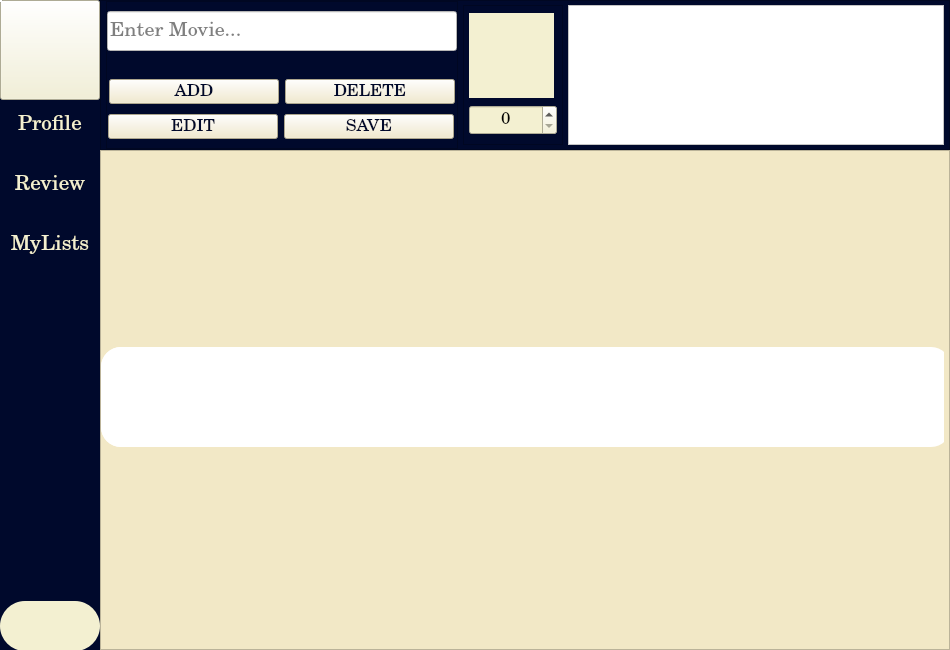
Before: the Qt Designer form ui_new/ReviewPageUi.ui in gkasita/LibMov_SEP, drawn with Qt 5.
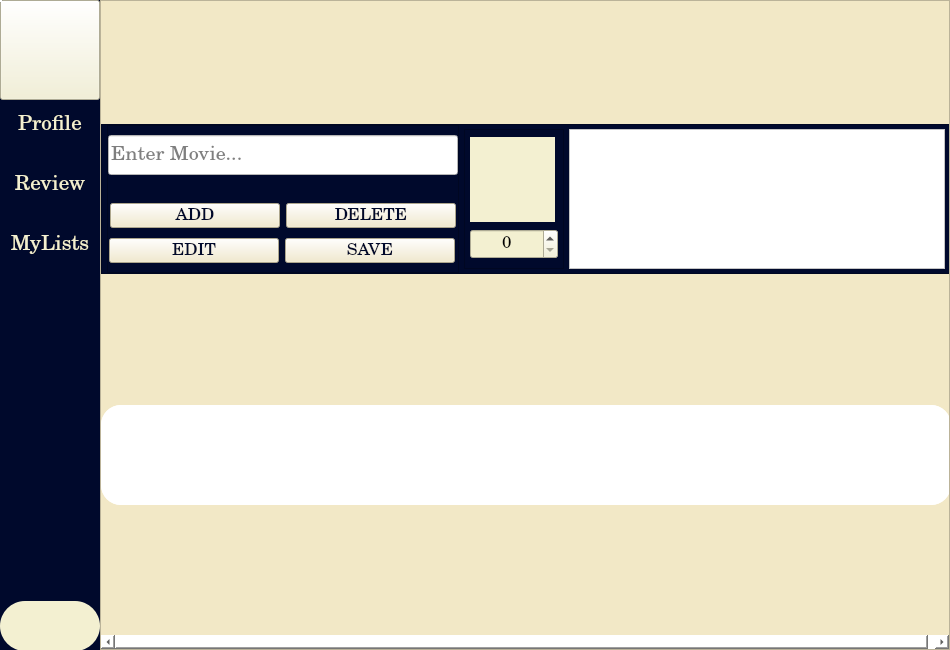
After: the same form once the commit is applied. Icons and pictures are not drawn.

```diff
--- a/ui_new/ReviewPageUi.ui
+++ b/ui_new/ReviewPageUi.ui
@@ -32,9 +32,9 @@
    <property name="geometry">
     <rect>
      <x>100</x>
-     <y>150</y>
+     <y>0</y>
      <width>850</width>
-     <height>500</height>
+     <height>650</height>
     </rect>
    </property>
    <property name="sizePolicy">
@@ -52,7 +52,7 @@
    <property name="maximumSize">
     <size>
      <width>850</width>
-     <height>500</height>
+     <height>650</height>
     </size>
    </property>
    <property name="styleSheet">
@@ -66,8 +66,8 @@
      <rect>
       <x>0</x>
       <y>0</y>
-      <width>848</width>
-      <height>498</height>
+      <width>855</width>
+      <height>631</height>
      </rect>
     </property>
     <layout class="QVBoxLayout" name="verticalLayout">
@@ -86,6 +86,464 @@
      <property name="bottomMargin">
       <number>5</number>
      </property>
+     <item>
+      <widget class="QScrollArea" name="scrollArea_7">
+       <property name="minimumSize">
+        <size>
+         <width>850</width>
+         <height>150</height>
+        </size>
+       </property>
+       <property name="maximumSize">
+        <size>
+         <width>850</width>
+         <height>150</height>
+        </size>
+       </property>
+       <property name="styleSheet">
+        <string notr="true">background-color: rgb(0, 9, 44);</string>
+       </property>
+       <property name="widgetResizable">
+        <bool>true</bool>
+       </property>
+       <widget class="QWidget" name="scrollAreaWidgetContents_8">
+        <property name="geometry">
+         <rect>
+          <x>0</x>
+          <y>0</y>
+          <width>848</width>
+          <height>148</height>
+         </rect>
+        </property>
+        <layout class="QHBoxLayout" name="horizontalLayout_4">
+         <property name="spacing">
+          <number>5</number>
+         </property>
+         <property name="leftMargin">
+          <number>5</number>
+         </property>
+         <property name="topMargin">
+          <number>0</number>
+         </property>
+         <property name="rightMargin">
+          <number>5</number>
+         </property>
+         <property name="bottomMargin">
+          <number>0</number>
+         </property>
+         <item>
+          <widget class="QFrame" name="frame_2">
+           <property name="minimumSize">
+            <size>
+             <width>300</width>
+             <height>140</height>
+            </size>
+           </property>
+           <property name="frameShape">
+            <enum>QFrame::StyledPanel</enum>
+           </property>
+           <property name="frameShadow">
+            <enum>QFrame::Raised</enum>
+           </property>
+           <layout class="QVBoxLayout" name="verticalLayout_7">
+            <property name="spacing">
+             <number>5</number>
+            </property>
+            <property name="leftMargin">
+             <number>0</number>
+            </property>
+            <property name="rightMargin">
+             <number>0</number>
+            </property>
+            <item>
+             <widget class="QLineEdit" name="searchLED">
+              <property name="sizePolicy">
+               <sizepolicy hsizetype="Minimum" vsizetype="Fixed">
+                <horstretch>0</horstretch>
+                <verstretch>0</verstretch>
+               </sizepolicy>
+              </property>
+              <property name="minimumSize">
+               <size>
+                <width>350</width>
+                <height>40</height>
+               </size>
+              </property>
+              <property name="font">
+               <font>
+                <family>Century Schoolbook</family>
+                <pointsize>15</pointsize>
+               </font>
+              </property>
+              <property name="styleSheet">
+               <string notr="true">background-color: rgb(255, 255, 255);</string>
+              </property>
+              <property name="placeholderText">
+               <string>Enter Movie...</string>
+              </property>
+             </widget>
+            </item>
+            <item>
+             <widget class="QLabel" name="label_2">
+              <property name="text">
+               <string/>
+              </property>
+              <property name="alignment">
+               <set>Qt::AlignCenter</set>
+              </property>
+             </widget>
+            </item>
+            <item>
+             <widget class="QWidget" name="widget" native="true">
+              <property name="minimumSize">
+               <size>
+                <width>350</width>
+                <height>30</height>
+               </size>
+              </property>
+              <property name="maximumSize">
+               <size>
+                <width>350</width>
+                <height>25</height>
+               </size>
+              </property>
+              <widget class="QWidget" name="layoutWidget_4">
+               <property name="geometry">
+                <rect>
+                 <x>1</x>
+                 <y>2</y>
+                 <width>348</width>
+                 <height>27</height>
+                </rect>
+               </property>
+               <layout class="QHBoxLayout" name="horizontalLayout_5">
+                <property name="spacing">
+                 <number>5</number>
+                </property>
+                <item>
+                 <widget class="QPushButton" name="addButton">
+                  <property name="minimumSize">
+                   <size>
+                    <width>170</width>
+                    <height>25</height>
+                   </size>
+                  </property>
+                  <property name="maximumSize">
+                   <size>
+                    <width>150</width>
+                    <height>25</height>
+                   </size>
+                  </property>
+                  <property name="font">
+                   <font>
+                    <family>Century Schoolbook</family>
+                    <pointsize>13</pointsize>
+                   </font>
+                  </property>
+                  <property name="styleSheet">
+                   <string notr="true">background-color:  rgb(242, 232, 198);;
+color: rgb(0, 9, 44);</string>
+                  </property>
+                  <property name="text">
+                   <string>ADD</string>
+                  </property>
+                  <property name="icon">
+                   <iconset resource="resources.qrc">
+                    <normaloff>:/Icons/Icons/add-circle-line.png</normaloff>:/Icons/Icons/add-circle-line.png</iconset>
+                  </property>
+                  <property name="iconSize">
+                   <size>
+                    <width>20</width>
+                    <height>20</height>
+                   </size>
+                  </property>
+                 </widget>
+                </item>
+                <item>
+                 <widget class="QPushButton" name="deleteButton">
+                  <property name="minimumSize">
+                   <size>
+                    <width>170</width>
+                    <height>25</height>
+                   </size>
+                  </property>
+                  <property name="maximumSize">
+                   <size>
+                    <width>150</width>
+                    <height>25</height>
+                   </size>
+                  </property>
+                  <property name="font">
+                   <font>
+                    <family>Century Schoolbook</family>
+                    <pointsize>13</pointsize>
+                   </font>
+                  </property>
+                  <property name="styleSheet">
+                   <string notr="true">background-color:  rgb(242, 232, 198);;
+color: rgb(0, 9, 44);</string>
+                  </property>
+                  <property name="text">
+                   <string>DELETE</string>
+                  </property>
+                  <property name="icon">
+                   <iconset resource="resources.qrc">
+                    <normaloff>:/Icons/Icons/delete-bin-line.png</normaloff>:/Icons/Icons/delete-bin-line.png</iconset>
+                  </property>
+                  <property name="iconSize">
+                   <size>
+                    <width>20</width>
+                    <height>20</height>
+                   </size>
+                  </property>
+                 </widget>
+                </item>
+               </layout>
+              </widget>
+             </widget>
+            </item>
+            <item>
+             <widget class="QWidget" name="widget_3" native="true">
+              <property name="minimumSize">
+               <size>
+                <width>350</width>
+                <height>30</height>
+               </size>
+              </property>
+              <property name="maximumSize">
+               <size>
+                <width>350</width>
+                <height>25</height>
+               </size>
+              </property>
+              <widget class="QWidget" name="layoutWidget_5">
+               <property name="geometry">
+                <rect>
+                 <x>1</x>
+                 <y>2</y>
+                 <width>348</width>
+                 <height>27</height>
+                </rect>
+               </property>
+               <layout class="QHBoxLayout" name="horizontalLayout_6">
+                <item>
+                 <widget class="QPushButton" name="editButton">
+                  <property name="minimumSize">
+                   <size>
+                    <width>170</width>
+                    <height>25</height>
+                   </size>
+                  </property>
+                  <property name="maximumSize">
+                   <size>
+                    <width>150</width>
+                    <height>25</height>
+                   </size>
+                  </property>
+                  <property name="font">
+                   <font>
+                    <family>Century Schoolbook</family>
+                    <pointsize>13</pointsize>
+                   </font>
+                  </property>
+                  <property name="styleSheet">
+                   <string notr="true">background-color:  rgb(242, 232, 198);;
+color: rgb(0, 9, 44);</string>
+                  </property>
+                  <property name="text">
+                   <string>EDIT</string>
+                  </property>
+                  <property name="icon">
+                   <iconset resource="resources.qrc">
+                    <normaloff>:/Icons/Icons/edit-2-line.png</normaloff>:/Icons/Icons/edit-2-line.png</iconset>
+                  </property>
+                  <property name="iconSize">
+                   <size>
+                    <width>20</width>
+                    <height>20</height>
+                   </size>
+                  </property>
+                 </widget>
+                </item>
+                <item>
+                 <widget class="QPushButton" name="saveButton">
+                  <property name="minimumSize">
+                   <size>
+                    <width>170</width>
+                    <height>25</height>
+                   </size>
+                  </property>
+                  <property name="maximumSize">
+                   <size>
+                    <width>150</width>
+                    <height>25</height>
+                   </size>
+                  </property>
+                  <property name="font">
+                   <font>
+                    <family>Century Schoolbook</family>
+                    <pointsize>13</pointsize>
+                   </font>
+                  </property>
+                  <property name="styleSheet">
+                   <string notr="true">background-color:  rgb(242, 232, 198);;
+color: rgb(0, 9, 44);</string>
+                  </property>
+                  <property name="text">
+                   <string>SAVE</string>
+                  </property>
+                  <property name="icon">
+                   <iconset resource="resources.qrc">
+                    <normaloff>:/Icons/Icons/save-3-line.png</normaloff>:/Icons/Icons/save-3-line.png</iconset>
+                  </property>
+                  <property name="iconSize">
+                   <size>
+                    <width>20</width>
+                    <height>20</height>
+                   </size>
+                  </property>
+                 </widget>
+                </item>
+               </layout>
+              </widget>
+             </widget>
+            </item>
+           </layout>
+          </widget>
+         </item>
+         <item>
+          <widget class="QFrame" name="frame_3">
+           <property name="minimumSize">
+            <size>
+             <width>100</width>
+             <height>140</height>
+            </size>
+           </property>
+           <property name="maximumSize">
+            <size>
+             <width>16777215</width>
+             <height>140</height>
+            </size>
+           </property>
+           <property name="sizeIncrement">
+            <size>
+             <width>100</width>
+             <height>0</height>
+            </size>
+           </property>
+           <property name="frameShape">
+            <enum>QFrame::StyledPanel</enum>
+           </property>
+           <property name="frameShadow">
+            <enum>QFrame::Raised</enum>
+           </property>
+           <layout class="QVBoxLayout" name="verticalLayout_8">
+            <property name="spacing">
+             <number>5</number>
+            </property>
+            <property name="leftMargin">
+             <number>5</number>
+            </property>
+            <property name="topMargin">
+             <number>5</number>
+            </property>
+            <property name="rightMargin">
+             <number>5</number>
+            </property>
+            <property name="bottomMargin">
+             <number>5</number>
+            </property>
+            <item>
+             <widget class="QLabel" name="label">
+              <property name="sizePolicy">
+               <sizepolicy hsizetype="Preferred" vsizetype="Minimum">
+                <horstretch>0</horstretch>
+                <verstretch>0</verstretch>
+               </sizepolicy>
+              </property>
+              <property name="minimumSize">
+               <size>
+                <width>85</width>
+                <height>85</height>
+               </size>
+              </property>
+              <property name="maximumSize">
+               <size>
+                <width>85</width>
+                <height>85</height>
+               </size>
+              </property>
+              <property name="styleSheet">
+               <string notr="true">background-color: rgb(243, 240, 209);</string>
+              </property>
+              <property name="text">
+               <string/>
+              </property>
+              <property name="pixmap">
+               <pixmap resource="resources.qrc">:/Icons/Icons/star-line.png</pixmap>
+              </property>
+              <property name="scaledContents">
+               <bool>true</bool>
+              </property>
+              <property name="alignment">
+               <set>Qt::AlignCenter</set>
+              </property>
+             </widget>
+            </item>
+            <item>
+             <widget class="QSpinBox" name="ratingSPB">
+              <property name="minimumSize">
+               <size>
+                <width>0</width>
+                <height>30</height>
+               </size>
+              </property>
+              <property name="font">
+               <font>
+                <family>Century Schoolbook</family>
+                <pointsize>13</pointsize>
+               </font>
+              </property>
+              <property name="styleSheet">
+               <string notr="true">background-color:rgb(243, 240, 209)</string>
+              </property>
+              <property name="alignment">
+               <set>Qt::AlignCenter</set>
+              </property>
+             </widget>
+            </item>
+           </layout>
+          </widget>
+         </item>
+         <item>
+          <widget class="QPlainTextEdit" name="textArea">
+           <property name="minimumSize">
+            <size>
+             <width>0</width>
+             <height>140</height>
+            </size>
+           </property>
+           <property name="maximumSize">
+            <size>
+             <width>16777215</width>
+             <height>140</height>
+            </size>
+           </property>
+           <property name="font">
+            <font>
+             <family>Century Schoolbook</family>
+             <pointsize>10</pointsize>
+            </font>
+           </property>
+           <property name="styleSheet">
+            <string notr="true">background-color: rgb(255, 255, 255);</string>
+           </property>
+          </widget>
+         </item>
+        </layout>
+       </widget>
+      </widget>
+     </item>
      <item>
       <widget class="QWidget" name="widget_2" native="true">
        <property name="minimumSize">
@@ -412,470 +870,6 @@
    <zorder>layoutWidget</zorder>
    <zorder>libmovBT</zorder>
   </widget>
-  <widget class="QScrollArea" name="scrollArea_7">
-   <property name="geometry">
-    <rect>
-     <x>100</x>
-     <y>0</y>
-     <width>850</width>
-     <height>150</height>
-    </rect>
-   </property>
-   <property name="minimumSize">
-    <size>
-     <width>850</width>
-     <height>150</height>
-    </size>
-   </property>
-   <property name="maximumSize">
-    <size>
-     <width>850</width>
-     <height>150</height>
-    </size>
-   </property>
-   <property name="styleSheet">
-    <string notr="true">background-color: rgb(0, 9, 44);</string>
-   </property>
-   <property name="widgetResizable">
-    <bool>true</bool>
-   </property>
-   <widget class="QWidget" name="scrollAreaWidgetContents_8">
-    <property name="geometry">
-     <rect>
-      <x>0</x>
-      <y>0</y>
-      <width>848</width>
-      <height>148</height>
-     </rect>
-    </property>
-    <layout class="QHBoxLayout" name="horizontalLayout_4">
-     <property name="spacing">
-      <number>5</number>
-     </property>
-     <property name="leftMargin">
-      <number>5</number>
-     </property>
-     <property name="topMargin">
-      <number>0</number>
-     </property>
-     <property name="rightMargin">
-      <number>5</number>
-     </property>
-     <property name="bottomMargin">
-      <number>0</number>
-     </property>
-     <item>
-      <widget class="QFrame" name="frame_4">
-       <property name="minimumSize">
-        <size>
-         <width>300</width>
-         <height>140</height>
-        </size>
-       </property>
-       <property name="frameShape">
-        <enum>QFrame::StyledPanel</enum>
-       </property>
-       <property name="frameShadow">
-        <enum>QFrame::Raised</enum>
-       </property>
-       <layout class="QVBoxLayout" name="verticalLayout_7">
-        <property name="spacing">
-         <number>5</number>
-        </property>
-        <property name="leftMargin">
-         <number>0</number>
-        </property>
-        <property name="rightMargin">
-         <number>0</number>
-        </property>
-        <item>
-         <widget class="QLineEdit" name="searchLED">
-          <property name="sizePolicy">
-           <sizepolicy hsizetype="Minimum" vsizetype="Fixed">
-            <horstretch>0</horstretch>
-            <verstretch>0</verstretch>
-           </sizepolicy>
-          </property>
-          <property name="minimumSize">
-           <size>
-            <width>350</width>
-            <height>40</height>
-           </size>
-          </property>
-          <property name="font">
-           <font>
-            <family>Century Schoolbook</family>
-            <pointsize>15</pointsize>
-           </font>
-          </property>
-          <property name="styleSheet">
-           <string notr="true">background-color: rgb(255, 255, 255);</string>
-          </property>
-          <property name="placeholderText">
-           <string>Enter Movie...</string>
-          </property>
-         </widget>
-        </item>
-        <item>
-         <widget class="QLabel" name="label_2">
-          <property name="text">
-           <string/>
-          </property>
-          <property name="alignment">
-           <set>Qt::AlignCenter</set>
-          </property>
-         </widget>
-        </item>
-        <item>
-         <widget class="QWidget" name="widget_4" native="true">
-          <property name="minimumSize">
-           <size>
-            <width>350</width>
-            <height>30</height>
-           </size>
-          </property>
-          <property name="maximumSize">
-           <size>
-            <width>350</width>
-            <height>25</height>
-           </size>
-          </property>
-          <widget class="QWidget" name="layoutWidget_4">
-           <property name="geometry">
-            <rect>
-             <x>1</x>
-             <y>2</y>
-             <width>348</width>
-             <height>27</height>
-            </rect>
-           </property>
-           <layout class="QHBoxLayout" name="horizontalLayout_5">
-            <property name="spacing">
-             <number>5</number>
-            </property>
-            <item>
-             <widget class="QPushButton" name="addButton">
-              <property name="minimumSize">
-               <size>
-                <width>170</width>
-                <height>25</height>
-               </size>
-              </property>
-              <property name="maximumSize">
-               <size>
-                <width>150</width>
-                <height>25</height>
-               </size>
-              </property>
-              <property name="font">
-               <font>
-                <family>Century Schoolbook</family>
-                <pointsize>13</pointsize>
-               </font>
-              </property>
-              <property name="styleSheet">
-               <string notr="true">background-color:  rgb(242, 232, 198);;
-color: rgb(0, 9, 44);</string>
-              </property>
-              <property name="text">
-               <string>ADD</string>
-              </property>
-              <property name="icon">
-               <iconset resource="resources.qrc">
-                <normaloff>:/Icons/Icons/add-circle-line.png</normaloff>:/Icons/Icons/add-circle-line.png</iconset>
-              </property>
-              <property name="iconSize">
-               <size>
-                <width>20</width>
-                <height>20</height>
-               </size>
-              </property>
-             </widget>
-            </item>
-            <item>
-             <widget class="QPushButton" name="deleteButton">
-              <property name="minimumSize">
-               <size>
-                <width>170</width>
-                <height>25</height>
-               </size>
-              </property>
-              <property name="maximumSize">
-               <size>
-                <width>150</width>
-                <height>25</height>
-               </size>
-              </property>
-              <property name="font">
-               <font>
-                <family>Century Schoolbook</family>
-                <pointsize>13</pointsize>
-               </font>
-              </property>
-              <property name="styleSheet">
-               <string notr="true">background-color:  rgb(242, 232, 198);;
-color: rgb(0, 9, 44);</string>
-              </property>
-              <property name="text">
-               <string>DELETE</string>
-              </property>
-              <property name="icon">
-               <iconset resource="resources.qrc">
-                <normaloff>:/Icons/Icons/delete-bin-line.png</normaloff>:/Icons/Icons/delete-bin-line.png</iconset>
-              </property>
-              <property name="iconSize">
-               <size>
-                <width>20</width>
-                <height>20</height>
-               </size>
-              </property>
-             </widget>
-            </item>
-           </layout>
-          </widget>
-         </widget>
-        </item>
-        <item>
-         <widget class="QWidget" name="widget_5" native="true">
-          <property name="minimumSize">
-           <size>
-            <width>350</width>
-            <height>30</height>
-           </size>
-          </property>
-          <property name="maximumSize">
-           <size>
-            <width>350</width>
-            <height>25</height>
-           </size>
-          </property>
-          <widget class="QWidget" name="layoutWidget_5">
-           <property name="geometry">
-            <rect>
-             <x>1</x>
-             <y>2</y>
-             <width>348</width>
-             <height>27</height>
-            </rect>
-           </property>
-           <layout class="QHBoxLayout" name="horizontalLayout_6">
-            <item>
-             <widget class="QPushButton" name="editButton">
-              <property name="minimumSize">
-               <size>
-                <width>170</width>
-                <height>25</height>
-               </size>
-              </property>
-              <property name="maximumSize">
-               <size>
-                <width>150</width>
-                <height>25</height>
-               </size>
-              </property>
-              <property name="font">
-               <font>
-                <family>Century Schoolbook</family>
-                <pointsize>13</pointsize>
-               </font>
-              </property>
-              <property name="styleSheet">
-               <string notr="true">background-color:  rgb(242, 232, 198);;
-color: rgb(0, 9, 44);</string>
-              </property>
-              <property name="text">
-               <string>EDIT</string>
-              </property>
-              <property name="icon">
-               <iconset resource="resources.qrc">
-                <normaloff>:/Icons/Icons/edit-2-line.png</normaloff>:/Icons/Icons/edit-2-line.png</iconset>
-              </property>
-              <property name="iconSize">
-               <size>
-                <width>20</width>
-                <height>20</height>
-               </size>
-              </property>
-             </widget>
-            </item>
-            <item>
-             <widget class="QPushButton" name="saveButton">
-              <property name="minimumSize">
-               <size>
-                <width>170</width>
-                <height>25</height>
-               </size>
-              </property>
-              <property name="maximumSize">
-               <size>
-                <width>150</width>
-                <height>25</height>
-               </size>
-              </property>
-              <property name="font">
-               <font>
-                <family>Century Schoolbook</family>
-                <pointsize>13</pointsize>
-               </font>
-              </property>
-              <property name="styleSheet">
-               <string notr="true">background-color:  rgb(242, 232, 198);;
-color: rgb(0, 9, 44);</string>
-              </property>
-              <property name="text">
-               <string>SAVE</string>
-              </property>
-              <property name="icon">
-               <iconset resource="resources.qrc">
-                <normaloff>:/Icons/Icons/save-3-line.png</normaloff>:/Icons/Icons/save-3-line.png</iconset>
-              </property>
-              <property name="iconSize">
-               <size>
-                <width>20</width>
-                <height>20</height>
-               </size>
-              </property>
-             </widget>
-            </item>
-           </layout>
-          </widget>
-         </widget>
-        </item>
-       </layout>
-      </widget>
-     </item>
-     <item>
-      <widget class="QFrame" name="frame_5">
-       <property name="minimumSize">
-        <size>
-         <width>100</width>
-         <height>140</height>
-        </size>
-       </property>
-       <property name="maximumSize">
-        <size>
-         <width>16777215</width>
-         <height>140</height>
-        </size>
-       </property>
-       <property name="sizeIncrement">
-        <size>
-         <width>100</width>
-         <height>0</height>
-        </size>
-       </property>
-       <property name="frameShape">
-        <enum>QFrame::StyledPanel</enum>
-       </property>
-       <property name="frameShadow">
-        <enum>QFrame::Raised</enum>
-       </property>
-       <layout class="QVBoxLayout" name="verticalLayout_8">
-        <property name="spacing">
-         <number>5</number>
-        </property>
-        <property name="leftMargin">
-         <number>5</number>
-        </property>
-        <property name="topMargin">
-         <number>5</number>
-        </property>
-        <property name="rightMargin">
-         <number>5</number>
-        </property>
-        <property name="bottomMargin">
-         <number>5</number>
-        </property>
-        <item>
-         <widget class="QLabel" name="label_5">
-          <property name="sizePolicy">
-           <sizepolicy hsizetype="Preferred" vsizetype="Minimum">
-            <horstretch>0</horstretch>
-            <verstretch>0</verstretch>
-           </sizepolicy>
-          </property>
-          <property name="minimumSize">
-           <size>
-            <width>85</width>
-            <height>85</height>
-           </size>
-          </property>
-          <property name="maximumSize">
-           <size>
-            <width>85</width>
-            <height>85</height>
-           </size>
-          </property>
-          <property name="styleSheet">
-           <string notr="true">background-color: rgb(243, 240, 209);</string>
-          </property>
-          <property name="text">
-           <string/>
-          </property>
-          <property name="pixmap">
-           <pixmap resource="resources.qrc">:/Icons/Icons/star-line.png</pixmap>
-          </property>
-          <property name="scaledContents">
-           <bool>true</bool>
-          </property>
-          <property name="alignment">
-           <set>Qt::AlignCenter</set>
-          </property>
-         </widget>
-        </item>
-        <item>
-         <widget class="QSpinBox" name="ratingSPB">
-          <property name="minimumSize">
-           <size>
-            <width>0</width>
-            <height>30</height>
-           </size>
-          </property>
-          <property name="font">
-           <font>
-            <family>Century Schoolbook</family>
-            <pointsize>13</pointsize>
-           </font>
-          </property>
-          <property name="styleSheet">
-           <string notr="true">background-color:rgb(243, 240, 209)</string>
-          </property>
-          <property name="alignment">
-           <set>Qt::AlignCenter</set>
-          </property>
-         </widget>
-        </item>
-       </layout>
-      </widget>
-     </item>
-     <item>
-      <widget class="QPlainTextEdit" name="textArea">
-       <property name="minimumSize">
-        <size>
-         <width>0</width>
-         <height>140</height>
-        </size>
-       </property>
-       <property name="maximumSize">
-        <size>
-         <width>16777215</width>
-         <height>140</height>
-        </size>
-       </property>
-       <property name="font">
-        <font>
-         <family>Century Schoolbook</family>
-         <pointsize>10</pointsize>
-        </font>
-       </property>
-       <property name="styleSheet">
-        <string notr="true">background-color: rgb(255, 255, 255);</string>
-       </property>
-      </widget>
-     </item>
-    </layout>
-   </widget>
-  </widget>
   <widget class="QWidget" name="layoutWidget">
    <property name="geometry">
     <rect>
```
